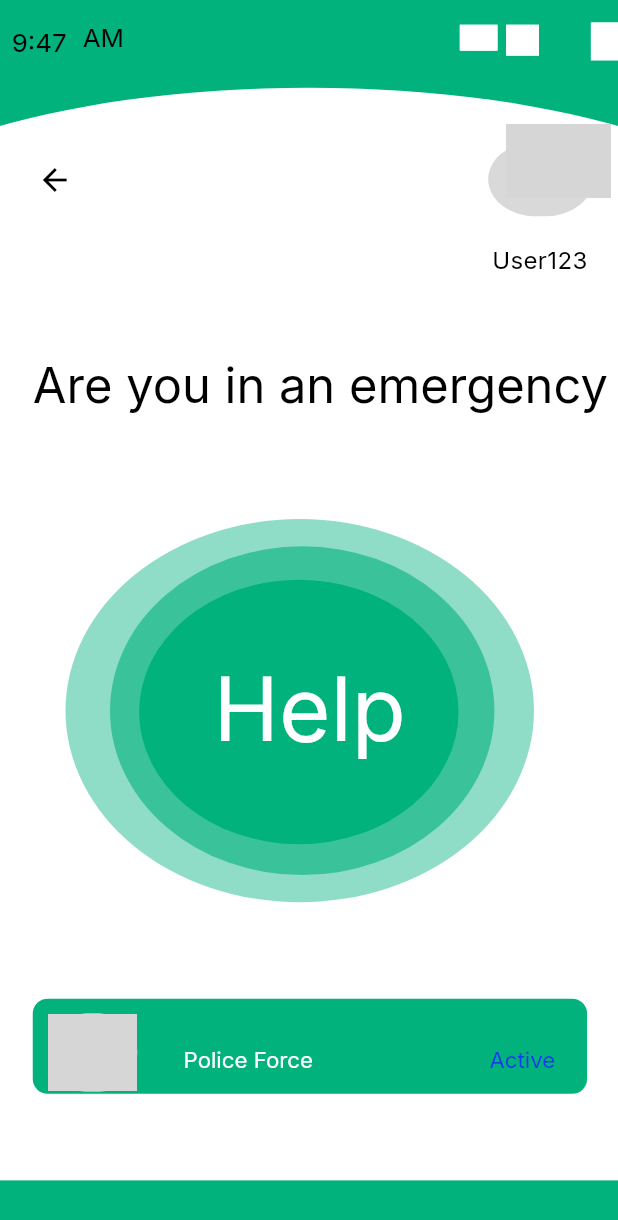
After one commit to Ajay-kannan2006/youngminds, a Flutter app: the HelpConfirmation screen opened directly, on a phone screen of 412 x 824 dp. The commit adds this screen. Shown: the top 1220 px of the screen. Run offline on Flutter 3.47's test engine with Material 3 defaults, Android fonts, the phone set to English and light mode, and no system bars; our stand-ins replace firebase_core, google_fonts; accounts and stored records are empty; grey boxes are pictures that could not be loaded.

Commit message:
HelpConfirmation page made and connected in th flow

```diff
--- a/lib/main.dart
+++ b/lib/main.dart
@@ -1,4 +1,3 @@
-import 'package:crisisconnect/pages/listing_the_agencies.dart';
 import 'package:crisisconnect/pages/start_page.dart';
 // import 'package:crisisconnect/pages/start_page.dart';
 import 'package:flutter/material.dart';
--- /dev/null
+++ b/lib/pages/help_confirmation.dart
@@ -0,0 +1,360 @@
+import 'package:flutter/material.dart';
+
+class HelpConfirmation extends StatelessWidget {
+  const HelpConfirmation({super.key});
+
+  @override
+  Widget build(BuildContext context) {
+    // Getting the screen size
+    var screenWidth = MediaQuery.of(context).size.width;
+    var screenHeight = MediaQuery.of(context).size.height;
+
+    return Scaffold(
+      body: Container(
+        width: screenWidth,
+        height: screenHeight,
+        decoration: const BoxDecoration(
+          color: Color.fromRGBO(1, 178, 125, 1),
+        ),
+        child: Stack(
+          children: <Widget>[
+            Positioned(
+              top: screenHeight * 0.155,
+              left: 0,
+              child: Container(
+                width: screenWidth,
+                height: screenHeight * 0.8,
+                decoration: const BoxDecoration(
+                  color: Color.fromRGBO(255, 255, 255, 1),
+                ),
+              ),
+            ),
+            Positioned(
+              top: screenHeight * 0.071,
+              left: -screenWidth * 0.261,
+              child: Container(
+                width: screenWidth * 1.522,
+                height: screenHeight * 0.252,
+                decoration: BoxDecoration(
+                  color: const Color.fromRGBO(255, 255, 255, 1),
+                  borderRadius: BorderRadius.all(
+                    Radius.elliptical(
+                        screenWidth * 1.522, screenHeight * 0.252),
+                  ),
+                ),
+              ),
+            ),
+            Positioned(
+              top: screenHeight * 0.018,
+              left: screenWidth * 0.956,
+              child: Container(
+                width: screenWidth * 0.067,
+                height: screenHeight * 0.031,
+                decoration: const BoxDecoration(
+                  color: Color.fromRGBO(255, 255, 255, 1),
+                ),
+              ),
+            ),
+            Positioned(
+              top: screenHeight * 0.02,
+              left: screenWidth * 0.819,
+              child: Container(
+                width: screenWidth * 0.053,
+                height: screenHeight * 0.025,
+                decoration: const BoxDecoration(
+                  color: Color.fromRGBO(255, 255, 255, 1),
+                ),
+              ),
+            ),
+            Positioned(
+              top: screenHeight * 0.02,
+              left: screenWidth * 0.819,
+              child: Container(
+                width: screenWidth * 0.053,
+                height: screenHeight * 0.025,
+                decoration: const BoxDecoration(
+                  color: Color.fromRGBO(255, 255, 255, 1),
+                ),
+              ),
+            ),
+            Positioned(
+              top: screenHeight * 0.02,
+              left: screenWidth * 0.744,
+              child: Container(
+                width: screenWidth * 0.061,
+                height: screenHeight * 0.021,
+                decoration: const BoxDecoration(
+                  color: Color.fromRGBO(255, 255, 255, 1),
+                ),
+              ),
+            ),
+            Positioned(
+              top: screenHeight * 0.02,
+              left: screenWidth * 0.744,
+              child: Container(
+                width: screenWidth * 0.061,
+                height: screenHeight * 0.021,
+                decoration: const BoxDecoration(
+                  color: Color.fromRGBO(255, 255, 255, 1),
+                ),
+              ),
+            ),
+            Positioned(
+              top: screenHeight * 0.024,
+              left: screenWidth * 0.019,
+              child: Text(
+                '9:47',
+                textAlign: TextAlign.center,
+                style: TextStyle(
+                  color: const Color.fromRGBO(0, 0, 0, 1),
+                  fontFamily: 'Inter',
+                  fontSize: screenWidth * 0.042,
+                  letterSpacing: 0,
+                  fontWeight: FontWeight.normal,
+                  height: 1,
+                ),
+              ),
+            ),
+            Positioned(
+              top: screenHeight * 0.02,
+              left: screenWidth * 0.122,
+              child: Text(
+                ' AM',
+                textAlign: TextAlign.center,
+                style: TextStyle(
+                  color: const Color.fromRGBO(0, 0, 0, 1),
+                  fontFamily: 'Inter',
+                  fontSize: screenWidth * 0.042,
+                  letterSpacing: 0,
+                  fontWeight: FontWeight.normal,
+                  height: 1,
+                ),
+              ),
+            ),
+            Positioned(
+              top: screenHeight * 0.115,
+              left: screenWidth * 0.79,
+              child: Container(
+                width: screenWidth * 0.1694,
+                height: screenHeight * 0.06,
+                decoration: const BoxDecoration(
+                  color: Color.fromRGBO(217, 217, 217, 1),
+                  borderRadius: BorderRadius.all(Radius.elliptical(61, 48)),
+                ),
+              ),
+            ), //userprofilepic
+            Positioned(
+              top: screenHeight * 0.469,
+              left: screenWidth * 0.225,
+              child: Container(
+                width: screenWidth * 0.517,
+                height: screenHeight * 0.214,
+                decoration: BoxDecoration(
+                  color: const Color.fromRGBO(1, 178, 125, 1),
+                  borderRadius: BorderRadius.all(
+                    Radius.elliptical(
+                        screenWidth * 0.517, screenHeight * 0.214),
+                  ),
+                ),
+              ),
+            ),
+            Positioned(
+              top: screenHeight * 0.442,
+              left: screenWidth * 0.178,
+              child: Container(
+                width: screenWidth * 0.622,
+                height: screenHeight * 0.266,
+                decoration: BoxDecoration(
+                  color: const Color.fromRGBO(1, 178, 125, 0.6000000238418579),
+                  borderRadius: BorderRadius.all(
+                    Radius.elliptical(
+                        screenWidth * 0.622, screenHeight * 0.266),
+                  ),
+                ),
+              ),
+            ),
+            Positioned(
+              top: screenHeight * 0.42,
+              left: screenWidth * 0.106,
+              child: Container(
+                width: screenWidth * 0.758,
+                height: screenHeight * 0.31,
+                decoration: BoxDecoration(
+                  color: const Color.fromRGBO(1, 178, 125, 0.4399999976158142),
+                  borderRadius: BorderRadius.all(
+                    Radius.elliptical(screenWidth * 0.758, screenHeight * 0.31),
+                  ),
+                ),
+              ),
+            ),
+            Positioned(
+              top: screenHeight * 0.292,
+              left: screenWidth * 0.053,
+              child: Text(
+                'Are you in an emergency ?',
+                textAlign: TextAlign.center,
+                style: TextStyle(
+                  color: const Color.fromRGBO(0, 0, 0, 1),
+                  fontFamily: 'Inter',
+                  fontSize: screenWidth * 0.079,
+                  letterSpacing: 0,
+                  fontWeight: FontWeight.normal,
+                  height: 1,
+                ),
+              ),
+            ),
+            Positioned(
+              top: screenHeight * 0.1,
+              left: screenWidth * 0.819,
+              child: Container(
+                width: screenWidth * 0.169,
+                height: screenHeight * 0.06,
+                decoration: const BoxDecoration(
+                  image: DecorationImage(
+                    image: AssetImage(
+                        'assets/images/Istockphoto1337144146612x6121.png'),
+                    fit: BoxFit.fitWidth,
+                  ),
+                ),
+              ),
+            ),
+            const Positioned(
+              top: 165,
+              left: 328,
+              child: Text(
+                'User123',
+                textAlign: TextAlign.center,
+                style: TextStyle(
+                  color: Color.fromRGBO(0, 0, 0, 1),
+                  fontFamily: 'Inter',
+                  fontSize: 16,
+                  fontWeight: FontWeight.normal,
+                  height: 1,
+                ),
+              ),
+            ),
+            Positioned(
+              top: screenHeight * 0.538,
+              left: screenWidth * 0.345,
+              child: Text(
+                'Help',
+                textAlign: TextAlign.center,
+                style: TextStyle(
+                  color: const Color.fromRGBO(255, 255, 255, 1),
+                  fontFamily: 'Inter',
+                  fontSize: screenWidth * 0.143,
+                  letterSpacing: 0,
+                  fontWeight: FontWeight.normal,
+                  height: 1,
+                ),
+              ),
+            ),
+            Positioned(
+              top: screenHeight * 0.11,
+              left: screenWidth * 0.008,
+              child: Container(
+                width: screenWidth * 0.194,
+                height: screenHeight * 0.051,
+                decoration: const BoxDecoration(
+                  color: Color.fromRGBO(217, 217, 217, 0),
+                ),
+              ),
+            ),
+
+            Positioned(
+              top: screenHeight * 0.808,
+              left: screenWidth * 0.053,
+              child: Container(
+                width: screenWidth * 0.897,
+                height: screenHeight * 0.077,
+                decoration: const BoxDecoration(
+                  borderRadius: BorderRadius.only(
+                    topLeft: Radius.circular(10),
+                    topRight: Radius.circular(10),
+                    bottomLeft: Radius.circular(10),
+                    bottomRight: Radius.circular(10),
+                  ),
+                  color: Color.fromRGBO(1, 178, 125, 1),
+                ),
+              ),
+            ),
+            Positioned(
+              top: screenHeight * 0.82,
+              left: screenWidth * 0.078,
+              child: Container(
+                width: screenWidth * 0.144,
+                height: screenHeight * 0.063,
+                decoration: BoxDecoration(
+                  borderRadius: const BorderRadius.only(
+                    topLeft: Radius.circular(25),
+                    topRight: Radius.circular(25),
+                    bottomLeft: Radius.circular(25),
+                    bottomRight: Radius.circular(25),
+                  ),
+                  border: Border.all(
+                    color: const Color.fromRGBO(255, 255, 255, 1),
+                    width: 2,
+                  ),
+                  image: const DecorationImage(
+                    image: AssetImage('/images/police.png'),
+                    fit: BoxFit.fitWidth,
+                  ),
+                ),
+              ),
+            ),
+            Positioned(
+              top: screenHeight * 0.848,
+              left: screenWidth * 0.297,
+              child: Text(
+                'Police Force',
+                textAlign: TextAlign.left,
+                style: TextStyle(
+                  color: const Color.fromRGBO(255, 255, 255, 1),
+                  fontFamily: 'Inter',
+                  fontSize: screenWidth * 0.036,
+                  letterSpacing: 0,
+                  fontWeight: FontWeight.normal,
+                  height: 1,
+                ),
+              ),
+            ),
+            Positioned(
+              top: screenHeight * 0.848,
+              left: screenWidth * 0.792,
+              child: Text(
+                'Active',
+                textAlign: TextAlign.left,
+                style: TextStyle(
+                  color: const Color.fromRGBO(22, 57, 242, 1),
+                  fontFamily: 'Inter',
+                  fontSize: screenWidth * 0.036,
+                  letterSpacing: 0,
+                  fontWeight: FontWeight.normal,
+                  height: 1,
+                ),
+              ),
+            ),
+            Positioned(
+              top: screenHeight * 0.11625,
+              left: screenWidth * 0.011,
+              child: TextButton(
+                // Change from Positioned to TextButton
+                onPressed: () {
+                  Navigator.pop(context); // Navigate back to the previous page
+                },
+                child: const RotationTransition(
+                  turns: AlwaysStoppedAnimation(0),
+                  child: Icon(
+                    Icons.arrow_back, // Change from SvgPicture to Icon
+                    size: 24,
+                    color: Colors.black,
+                  ),
+                ),
+              ),
+            ),
+          ],
+        ),
+      ),
+    );
+  }
+}
--- a/lib/pages/listing_the_agencies.dart
+++ b/lib/pages/listing_the_agencies.dart
@@ -1,3 +1,4 @@
+import 'package:crisisconnect/pages/Help_confirmation.dart';
 import 'package:flutter/material.dart';
 
 class ListingTheAgency extends StatelessWidget {
@@ -118,15 +119,36 @@ class ListingTheAgency extends StatelessWidget {
             Positioned(
               top: screenHeight * 0.31125,
               left: screenWidth * 0.0639,
-              child: Container(
-                width: screenWidth * 0.8722,
-                height: screenHeight * 0.0775,
-                decoration: BoxDecoration(
-                  borderRadius: BorderRadius.circular(10),
-                  color: const Color.fromRGBO(1, 178, 125, 1),
+              child: ElevatedButton(
+                onPressed: () {
+                  Navigator.push(
+                    context,
+                    MaterialPageRoute(
+                      builder: (context) => const HelpConfirmation(),
+                    ),
+                  );
+                },
+                style: ElevatedButton.styleFrom(
+                  backgroundColor:
+                      const Color.fromRGBO(1, 178, 125, 1), // Button color
+                  shape: RoundedRectangleBorder(
+                    borderRadius: BorderRadius.circular(10),
+                  ),
+                  fixedSize: Size(
+                    screenWidth * 0.8722,
+                    screenHeight * 0.0775,
+                  ),
+                ),
+                child: const Text(
+                  '',
+                  style: TextStyle(
+                    color: Colors.white, // Text color
+                    fontSize: 16, // Text size
+                  ),
                 ),
               ),
             ),
+
             Positioned(
               top: screenHeight * 0.415,
               left: screenWidth * 0.0639,
@@ -447,7 +469,7 @@ class ListingTheAgency extends StatelessWidget {
                     borderRadius: BorderRadius.circular(10.0),
                     color: Colors.white,
                     border: Border.all(
-                      color: Color.fromRGBO(1, 178, 125, 1),
+                      color: const Color.fromRGBO(1, 178, 125, 1),
                       width: 1.0,
                     ),
                   ),
@@ -458,7 +480,7 @@ class ListingTheAgency extends StatelessWidget {
                         color: Colors.grey,
                         fontSize: screenHeight * 0.02,
                       ),
-                      contentPadding: EdgeInsets.symmetric(horizontal: 10),
+                      contentPadding: const EdgeInsets.symmetric(horizontal: 10),
                       border: InputBorder.none,
                     ),
                     onChanged: (value) {
```
